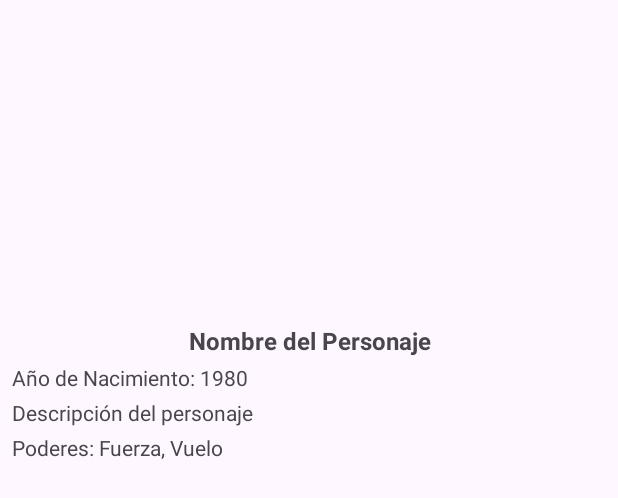
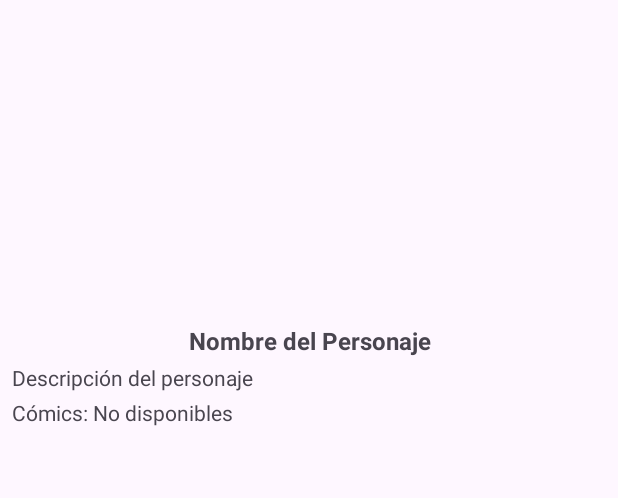
Before and after one commit to Andygomez77/proyecto-final, an Android app: the layout item_character.xml on its own in the app's theme, with its tools: preview values and no code run, on a phone screen of 412 x 824 dp. Shown: the top 498 px of the screen. Run offline under Robolectric (Android 15) with nearby library versions, the phone set to English and light mode, and no system bars.

Commit message:
commit 10

```diff
--- a/app/src/main/res/layout/item_character.xml
+++ b/app/src/main/res/layout/item_character.xml
@@ -3,7 +3,6 @@
     android:layout_height="wrap_content"
     android:orientation="vertical"
     android:padding="8dp">
-
 
     <ImageView
         android:id="@+id/characterThumbnail"
@@ -11,7 +10,6 @@
         android:layout_height="200dp"
         android:scaleType="centerCrop"
         android:contentDescription="Imagen del personaje" />
-
 
     <TextView
         android:id="@+id/characterName"
@@ -25,18 +23,6 @@
         android:maxLines="1"
         android:text="Nombre del Personaje" />
 
-    <!-- Año de nacimiento -->
-    <TextView
-        android:id="@+id/characterYearOfBirth"
-        android:layout_width="match_parent"
-        android:layout_height="wrap_content"
-        android:textSize="14sp"
-        android:paddingTop="4dp"
-        android:ellipsize="end"
-        android:maxLines="1"
-        android:text="Año de Nacimiento: 1980" />
-
-
     <TextView
         android:id="@+id/characterDescription"
         android:layout_width="match_parent"
@@ -47,14 +33,13 @@
         android:maxLines="3"
         android:text="Descripción del personaje" />
 
-
     <TextView
-        android:id="@+id/characterPowers"
+        android:id="@+id/characterComics"
         android:layout_width="match_parent"
         android:layout_height="wrap_content"
         android:textSize="14sp"
         android:paddingTop="4dp"
         android:ellipsize="end"
         android:maxLines="2"
-        android:text="Poderes: Fuerza, Vuelo" />
+        android:text="Cómics: No disponibles" />
 </LinearLayout>
```
Also changed, not shown: app/src/main/java/com/example/proyecto_final/ComicFragment.java (+12 -2 lines), app/src/main/java/com/example/proyecto_final/HomeFragment.java (+14 -5 lines), app/src/main/java/com/example/proyecto_final/adaptadores/MarvelCharacterAdapter.java (+12 -12 lines), app/src/main/java/com/example/proyecto_final/api/MarvelResponse.java (+22 -0 lines), app/src/main/java/com/example/proyecto_final/clases/MarvelCharacter.java (+10 -29 lines).
